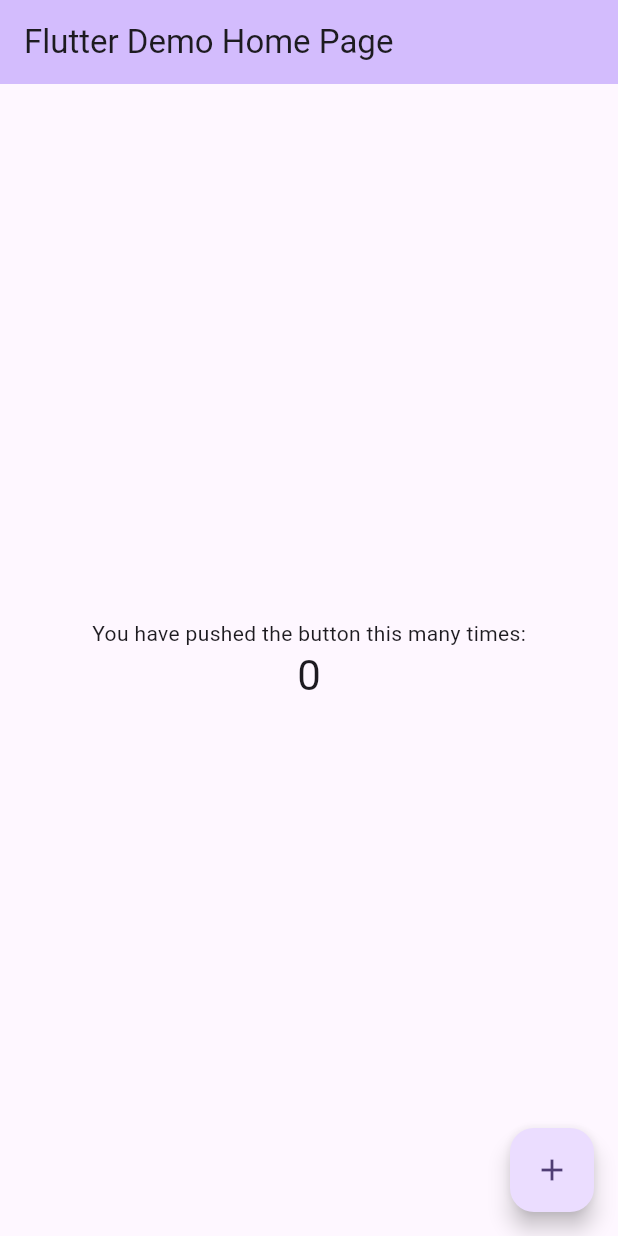
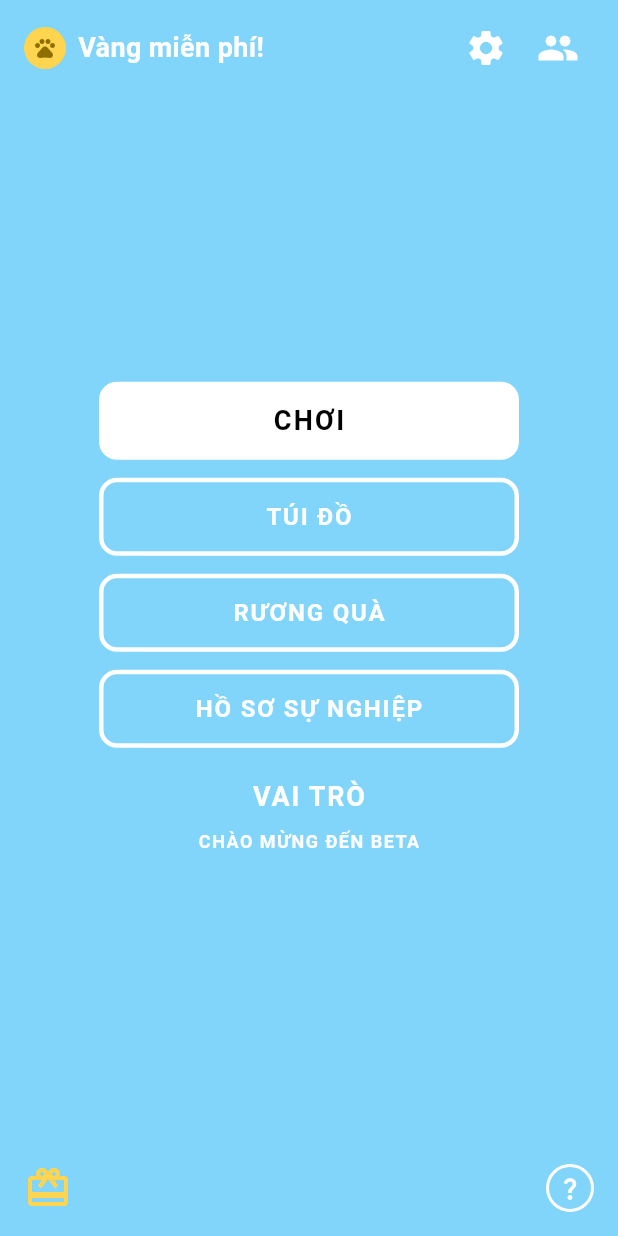
Before and after one commit to sktt1vinhlee/PRM---Werewolf, a Flutter app: the screen it shows after launch, on a phone screen of 412 x 824 dp. Run offline on Flutter 3.47's test engine with Material 3 defaults, Android fonts, the light colour scheme and no system bars.

Commit message:
man hinh cho

```diff
--- a/lib/main.dart
+++ b/lib/main.dart
@@ -1,122 +1,23 @@
 import 'package:flutter/material.dart';
+import 'package:werewolf/screens/main_menu_screen.dart';
 
 void main() {
-  runApp(const MyApp());
+  runApp(const WerewolfApp());
 }
 
-class MyApp extends StatelessWidget {
-  const MyApp({super.key});
+class WerewolfApp extends StatelessWidget {
+  const WerewolfApp({super.key});
 
-  // This widget is the root of your application.
   @override
   Widget build(BuildContext context) {
     return MaterialApp(
-      title: 'Flutter Demo',
+      title: 'Ma Sói',
+      debugShowCheckedModeBanner: false,
       theme: ThemeData(
-        // This is the theme of your application.
-        //
-        // TRY THIS: Try running your application with "flutter run". You'll see
-        // the application has a purple toolbar. Then, without quitting the app,
-        // try changing the seedColor in the colorScheme below to Colors.green
-        // and then invoke "hot reload" (save your changes or press the "hot
-        // reload" button in a Flutter-supported IDE, or press "r" if you used
-        // the command line to start the app).
-        //
-        // Notice that the counter didn't reset back to zero; the application
-        // state is not lost during the reload. To reset the state, use hot
-        // restart instead.
-        //
-        // This works for code too, not just values: Most code changes can be
-        // tested with just a hot reload.
-        colorScheme: .fromSeed(seedColor: Colors.deepPurple),
+        colorScheme: ColorScheme.fromSeed(seedColor: const Color(0xFF81D4FA)),
+        useMaterial3: true,
       ),
-      home: const MyHomePage(title: 'Flutter Demo Home Page'),
+      home: const MainMenuScreen(),
     );
   }
 }
-
-class MyHomePage extends StatefulWidget {
-  const MyHomePage({super.key, required this.title});
-
-  // This widget is the home page of your application. It is stateful, meaning
-  // that it has a State object (defined below) that contains fields that affect
-  // how it looks.
-
-  // This class is the configuration for the state. It holds the values (in this
-  // case the title) provided by the parent (in this case the App widget) and
-  // used by the build method of the State. Fields in a Widget subclass are
-  // always marked "final".
-
-  final String title;
-
-  @override
-  State<MyHomePage> createState() => _MyHomePageState();
-}
-
-class _MyHomePageState extends State<MyHomePage> {
-  int _counter = 0;
-
-  void _incrementCounter() {
-    setState(() {
-      // This call to setState tells the Flutter framework that something has
-      // changed in this State, which causes it to rerun the build method below
-      // so that the display can reflect the updated values. If we changed
-      // _counter without calling setState(), then the build method would not be
-      // called again, and so nothing would appear to happen.
-      _counter++;
-    });
-  }
-
-  @override
-  Widget build(BuildContext context) {
-    // This method is rerun every time setState is called, for instance as done
-    // by the _incrementCounter method above.
-    //
-    // The Flutter framework has been optimized to make rerunning build methods
-    // fast, so that you can just rebuild anything that needs updating rather
-    // than having to individually change instances of widgets.
-    return Scaffold(
-      appBar: AppBar(
-        // TRY THIS: Try changing the color here to a specific color (to
-        // Colors.amber, perhaps?) and trigger a hot reload to see the AppBar
-        // change color while the other colors stay the same.
-        backgroundColor: Theme.of(context).colorScheme.inversePrimary,
-        // Here we take the value from the MyHomePage object that was created by
-        // the App.build method, and use it to set our appbar title.
-        title: Text(widget.title),
-      ),
-      body: Center(
-        // Center is a layout widget. It takes a single child and positions it
-        // in the middle of the parent.
-        child: Column(
-          // Column is also a layout widget. It takes a list of children and
-          // arranges them vertically. By default, it sizes itself to fit its
-          // children horizontally, and tries to be as tall as its parent.
-          //
-          // Column has various properties to control how it sizes itself and
-          // how it positions its children. Here we use mainAxisAlignment to
-          // center the children vertically; the main axis here is the vertical
-          // axis because Columns are vertical (the cross axis would be
-          // horizontal).
-          //
-          // TRY THIS: Invoke "debug painting" (choose the "Toggle Debug Paint"
-          // action in the IDE, or press "p" in the console), to see the
-          // wireframe for each widget.
-          mainAxisAlignment: .center,
-          children: [
-            const Text('You have pushed the button this many times:'),
-            Text(
-              '$_counter',
-              style: Theme.of(context).textTheme.headlineMedium,
-            ),
-          ],
-        ),
-      ),
-      floatingActionButton: FloatingActionButton(
-        onPressed: _incrementCounter,
-        tooltip: 'Increment',
-        child: const Icon(Icons.add),
-      ),
-    );
-  }
-}
--- /dev/null
+++ b/lib/screens/main_menu_screen.dart
@@ -0,0 +1,200 @@
+import 'package:flutter/material.dart';
+
+class MainMenuScreen extends StatelessWidget {
+  const MainMenuScreen({super.key});
+
+  static const _backgroundColor = Color(0xFF81D4FA);
+  static const _buttonWidth = 280.0;
+  static const _buttonHeight = 52.0;
+  static const _buttonRadius = 12.0;
+
+  @override
+  Widget build(BuildContext context) {
+    return Scaffold(
+      backgroundColor: _backgroundColor,
+      body: SafeArea(
+        child: Column(
+          children: [
+            _buildTopBar(),
+            Expanded(
+              child: Center(
+                child: _buildMenuButtons(),
+              ),
+            ),
+            _buildBottomActions(),
+          ],
+        ),
+      ),
+    );
+  }
+
+  Widget _buildTopBar() {
+    return Padding(
+      padding: const EdgeInsets.symmetric(horizontal: 16, vertical: 8),
+      child: Row(
+        mainAxisAlignment: MainAxisAlignment.spaceBetween,
+        children: [
+          Row(
+            children: [
+              Container(
+                width: 28,
+                height: 28,
+                decoration: const BoxDecoration(
+                  color: Color(0xFFFFD54F),
+                  shape: BoxShape.circle,
+                ),
+                child: const Icon(
+                  Icons.pets,
+                  size: 16,
+                  color: Color(0xFF8D6E00),
+                ),
+              ),
+              const SizedBox(width: 8),
+              const Text(
+                'Vàng miễn phí!',
+                style: TextStyle(
+                  color: Colors.white,
+                  fontSize: 18,
+                  fontWeight: FontWeight.bold,
+                ),
+              ),
+            ],
+          ),
+          Row(
+            children: [
+              IconButton(
+                onPressed: () {},
+                icon: const Icon(Icons.settings, color: Colors.white, size: 28),
+              ),
+              IconButton(
+                onPressed: () {},
+                icon: const Icon(Icons.people, color: Colors.white, size: 28),
+              ),
+            ],
+          ),
+        ],
+      ),
+    );
+  }
+
+  Widget _buildMenuButtons() {
+    return Column(
+      mainAxisSize: MainAxisSize.min,
+      children: [
+        _filledButton('CHƠI', onPressed: () {}),
+        const SizedBox(height: 12),
+        _outlinedButton('TÚI ĐỒ', onPressed: () {}),
+        const SizedBox(height: 12),
+        _outlinedButton('RƯƠNG QUÀ', onPressed: () {}),
+        const SizedBox(height: 12),
+        _outlinedButton('HỒ SƠ SỰ NGHIỆP', onPressed: () {}),
+        const SizedBox(height: 20),
+        const Text(
+          'VAI TRÒ',
+          style: TextStyle(
+            color: Colors.white,
+            fontSize: 18,
+            fontWeight: FontWeight.bold,
+            letterSpacing: 1.2,
+          ),
+        ),
+        const SizedBox(height: 8),
+        const Text(
+          'CHÀO MỪNG ĐẾN BETA',
+          style: TextStyle(
+            color: Colors.white,
+            fontSize: 12,
+            fontWeight: FontWeight.bold,
+            letterSpacing: 1.0,
+          ),
+        ),
+      ],
+    );
+  }
+
+  Widget _filledButton(String label, {required VoidCallback onPressed}) {
+    return SizedBox(
+      width: _buttonWidth,
+      height: _buttonHeight,
+      child: ElevatedButton(
+        onPressed: onPressed,
+        style: ElevatedButton.styleFrom(
+          backgroundColor: Colors.white,
+          foregroundColor: Colors.black,
+          elevation: 0,
+          shape: RoundedRectangleBorder(
+            borderRadius: BorderRadius.circular(_buttonRadius),
+          ),
+        ),
+        child: Text(
+          label,
+          style: const TextStyle(
+            fontSize: 18,
+            fontWeight: FontWeight.bold,
+            letterSpacing: 1.5,
+          ),
+        ),
+      ),
+    );
+  }
+
+  Widget _outlinedButton(String label, {required VoidCallback onPressed}) {
+    return SizedBox(
+      width: _buttonWidth,
+      height: _buttonHeight,
+      child: OutlinedButton(
+        onPressed: onPressed,
+        style: OutlinedButton.styleFrom(
+          foregroundColor: Colors.white,
+          side: const BorderSide(color: Colors.white, width: 3),
+          shape: RoundedRectangleBorder(
+            borderRadius: BorderRadius.circular(_buttonRadius),
+          ),
+        ),
+        child: Text(
+          label,
+          style: const TextStyle(
+            fontSize: 16,
+            fontWeight: FontWeight.bold,
+            letterSpacing: 1.2,
+          ),
+        ),
+      ),
+    );
+  }
+
+  Widget _buildBottomActions() {
+    return Padding(
+      padding: const EdgeInsets.symmetric(horizontal: 8, vertical: 8),
+      child: Row(
+        mainAxisAlignment: MainAxisAlignment.spaceBetween,
+        children: [
+          IconButton(
+            onPressed: () {},
+            icon: const Icon(
+              Icons.card_giftcard,
+              color: Color(0xFFFFD54F),
+              size: 32,
+            ),
+          ),
+          IconButton(
+            onPressed: () {},
+            icon: Container(
+              width: 32,
+              height: 32,
+              decoration: BoxDecoration(
+                shape: BoxShape.circle,
+                border: Border.all(color: Colors.white, width: 2),
+              ),
+              child: const Icon(
+                Icons.question_mark,
+                color: Colors.white,
+                size: 18,
+              ),
+            ),
+          ),
+        ],
+      ),
+    );
+  }
+}
--- a/pubspec.yaml
+++ b/pubspec.yaml
@@ -57,11 +57,6 @@ flutter:
   # the material Icons class.
   uses-material-design: true
 
-  # To add assets to your application, add an assets section, like this:
-  # assets:
-  #   - images/a_dot_burr.jpeg
-  #   - images/a_dot_ham.jpeg
-
   # An image asset can refer to one or more resolution-specific "variants", see
   # https://flutter.dev/to/resolution-aware-images
 
```
Also changed, not shown: 1 other file.
